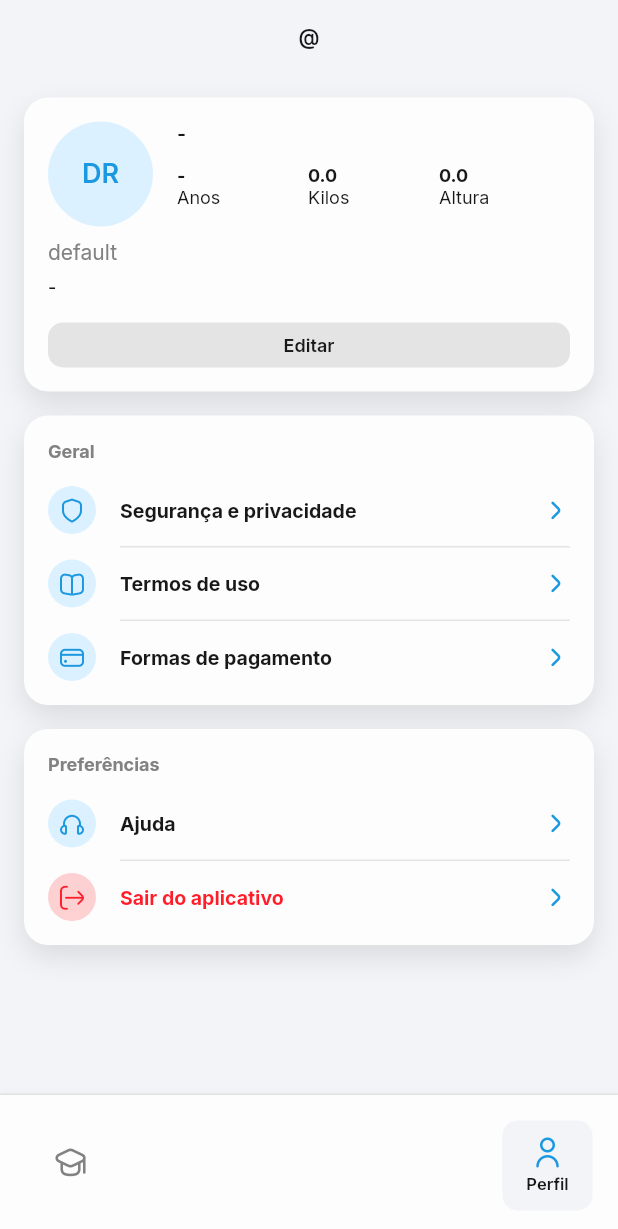
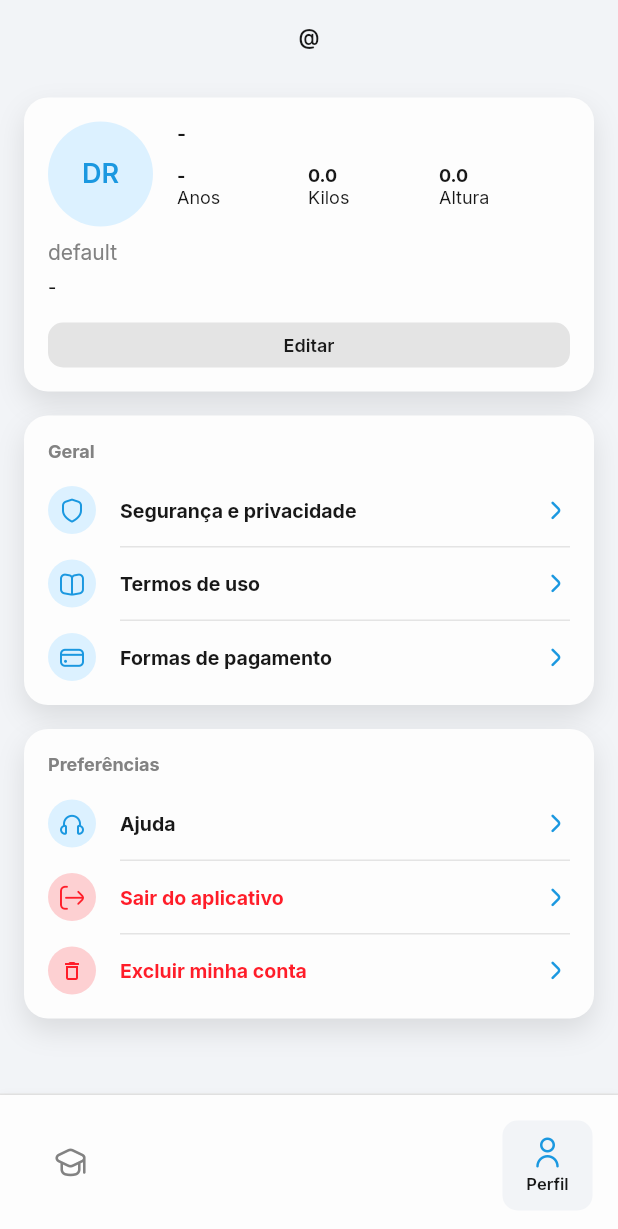
Before and after one commit to PedroasoLuiz/datafit, a Flutter app: the PerfilWidget screen opened by its route, on a phone screen of 412 x 824 dp. Shown: the top 1229 px of the screen. Run offline on Flutter 3.47's test engine with Material 3 defaults, Android fonts, the phone set to English and light mode, and no system bars; drawn by our look-alikes of auto_size_text, flutter_animate; our stand-ins replace badges, cached_network_image, calendar_date_picker2, carousel_slider, dropdown_button2, easy_debounce and 19 more; missing offline and left inert: json_path, mime_type, webview_flutter_android, webviewx_plus; accounts and stored records are empty; network calls fail.

Commit message:
iOS: exclusao de conta, iPhone-only e remocao da tabela de precos
- Exclusao de conta (App Store 5.1.1(v)): novo lib/components/excluir_conta.dart
  com confirmacao, tratamento de erro e logout, acessivel pelo menu do
  perfil abaixo de "Sair do aplicativo". A chamada usa SupaFlow.client.rpc
  e nao o ApiManager: as calls geradas pelo FlutterFlow mandam a anon key
  no Authorization, entao auth.uid() chegaria NULL na RPC.
  SQL correspondente em migrations/excluir_conta_usuario.sql (ainda NAO
  aplicado — falta revisar contra o schema real).

- iPhone-only: TARGETED_DEVICE_FAMILY 1,2 -> 1 nas 3 configuracoes e
  remocao de UISupportedInterfaceOrientations~ipad. Dispensa screenshots
  de iPad na ficha da loja.

- Tabela de precos dos planos (R$ 47 / R$ 97) oculta no iOS via !isiOS.
  Os planos sao vendidos apenas pelo site; exibir preco de assinatura
  digital dentro do app e o gatilho da Guideline 3.1.1.

Co-Authored-By: Claude Opus 5 <noreply@anthropic.com>

```diff
--- a/datafit/lib/pages/perfil/perfil/perfil_widget.dart
+++ b/datafit/lib/pages/perfil/perfil/perfil_widget.dart
@@ -1,4 +1,5 @@
 import '/auth/supabase_auth/auth_util.dart';
+import '/components/excluir_conta.dart';
 import '/flutter_flow/flutter_flow_util.dart';
 import '/flutter_flow/flutter_flow_widgets.dart';
 import '/pages/components/navbar/navbar_widget.dart';
@@ -782,7 +783,12 @@ class _PerfilWidgetState extends State<PerfilWidget> {
                                 ),
                               ),
                             ),
-                            if (FFAppState().perfil.tipoPerfilId == 1)
+                            // No iOS a tabela de precos dos planos fica oculta:
+                            // a Apple (Guideline 3.1.1) trata exibicao de preco
+                            // de assinatura digital vendida fora da App Store
+                            // como motivo de rejeicao. Os planos sao geridos
+                            // exclusivamente pelo site.
+                            if (FFAppState().perfil.tipoPerfilId == 1 && !isiOS)
                               Padding(
                                 padding: EdgeInsetsDirectional.fromSTEB(
                                     valueOrDefault<double>(
@@ -1917,6 +1923,77 @@ class _PerfilWidgetState extends State<PerfilWidget> {
                                           ].divide(SizedBox(width: 16.0)),
                                         ),
                                       ),
+                                      Divider(
+                                        height: 1.0,
+                                        thickness: 1.0,
+                                        indent: 48.0,
+                                        color: FlutterFlowTheme.of(context)
+                                            .alternate,
+                                      ),
+                                      // Exclusao de conta — exigida pela Apple
+                                      // (App Store Guideline 5.1.1(v)).
+                                      InkWell(
+                                        splashColor: Colors.transparent,
+                                        focusColor: Colors.transparent,
+                                        hoverColor: Colors.transparent,
+                                        highlightColor: Colors.transparent,
+                                        onTap: () async {
+                                          await confirmarExclusaoConta(context);
+                                        },
+                                        child: Row(
+                                          mainAxisSize: MainAxisSize.max,
+                                          children: [
+                                            Container(
+                                              width: 32.0,
+                                              height: 32.0,
+                                              decoration: BoxDecoration(
+                                                color: Color(0xFFFDD0D2),
+                                                borderRadius:
+                                                    BorderRadius.circular(
+                                                        100.0),
+                                              ),
+                                              child: Icon(
+                                                Icons.delete_outline,
+                                                color:
+                                                    FlutterFlowTheme.of(context)
+                                                        .error,
+                                                size: 16.0,
+                                              ),
+                                            ),
+                                            Expanded(
+                                              child: Text(
+                                                'Excluir minha conta',
+                                                style:
+                                                    FlutterFlowTheme.of(context)
+                                                        .bodyMedium
+                                                        .override(
+                                                          font:
+                                                              GoogleFonts.inter(
+                                                            fontWeight:
+                                                                FontWeight.bold,
+                                                          ),
+                                                          color:
+                                                              FlutterFlowTheme.of(
+                                                                      context)
+                                                                  .error,
+                                                          fontSize: 13.0,
+                                                          letterSpacing: 0.0,
+                                                          fontWeight:
+                                                              FontWeight.bold,
+                                                        ),
+                                              ),
+                                            ),
+                                            Icon(
+                                              FFIcons
+                                                  .kproperty1FiRrAngleSmallRight,
+                                              color:
+                                                  FlutterFlowTheme.of(context)
+                                                      .primary,
+                                              size: 20.0,
+                                            ),
+                                          ].divide(SizedBox(width: 16.0)),
+                                        ),
+                                      ),
                                     ].divide(SizedBox(height: 8.0)),
                                   ),
                                 ),
```
Also changed, not shown: datafit/lib/components/excluir_conta.dart (added, +191 -0 lines), 3 other files.
